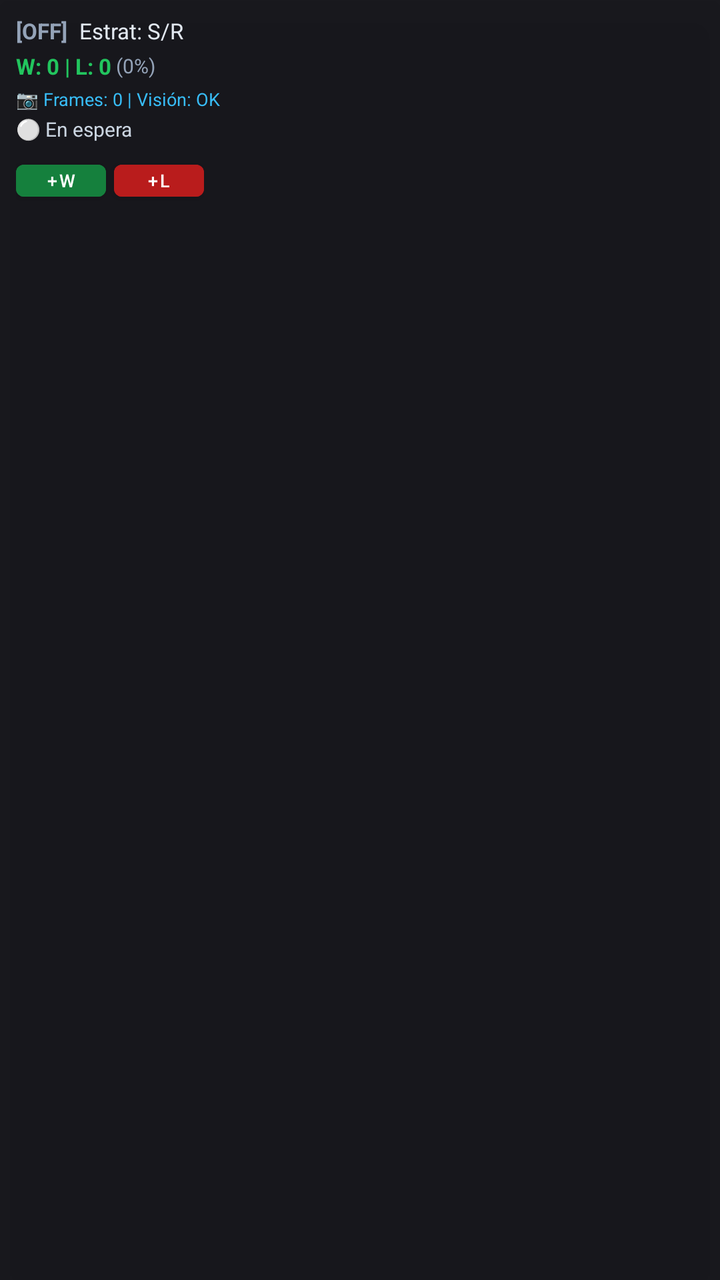
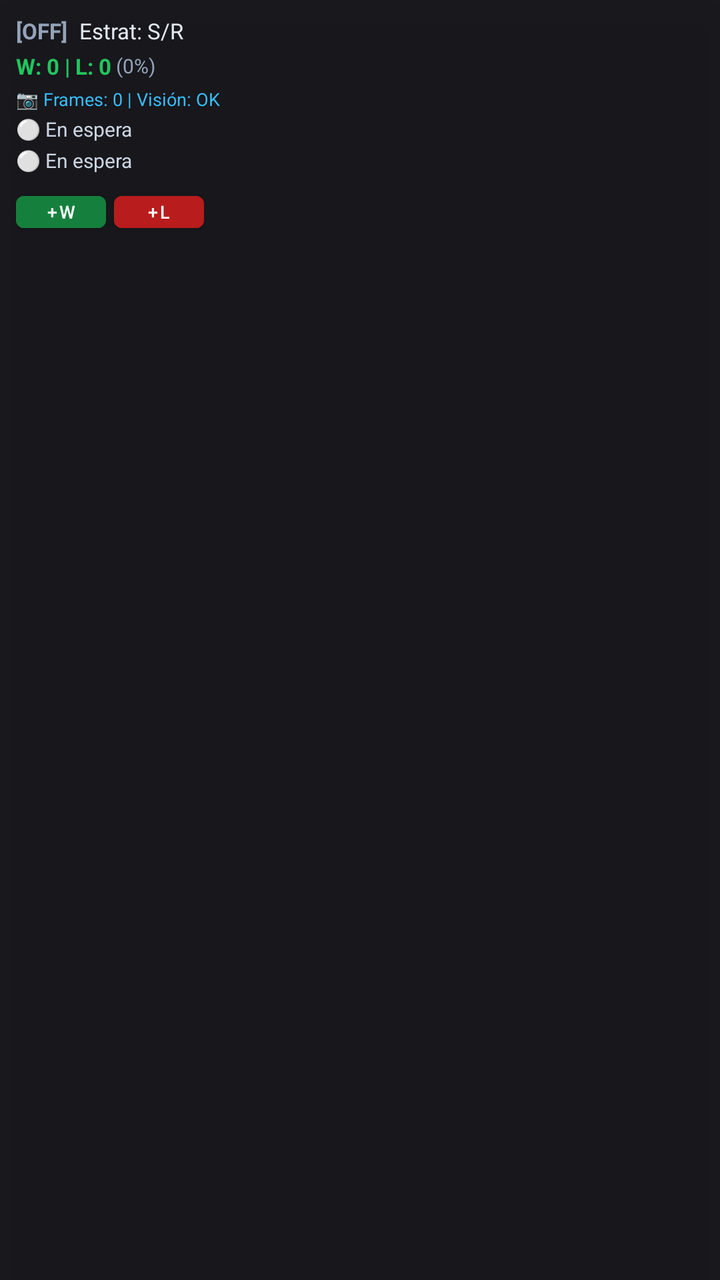

An Android layout rendered at two revisions. The XML below is the earlier revision; the diff shows what the commit changed to produce the second picture.
<!-- AndroidManifest.xml: application theme Theme.TradeDraw -->
<!-- res/layout/layout_trading_hud.xml -->
<?xml version="1.0" encoding="utf-8"?>
<LinearLayout xmlns:android="http://schemas.android.com/apk/res/android"
    android:id="@+id/hud_root"
    android:layout_width="wrap_content"
    android:layout_height="wrap_content"
    android:orientation="vertical"
    android:background="#EE0a0a0f"
    android:padding="8dp"
    android:elevation="16dp">

    
    <LinearLayout
        android:layout_width="wrap_content"
        android:layout_height="wrap_content"
        android:orientation="horizontal"
        android:gravity="center_vertical">

        <TextView
            android:id="@+id/hud_mode"
            android:layout_width="wrap_content"
            android:layout_height="wrap_content"
            android:text="[OFF]"
            android:textColor="#94a3b8"
            android:textSize="11sp"
            android:textStyle="bold"
            android:paddingEnd="6dp" />

        <TextView
            android:id="@+id/hud_strategy"
            android:layout_width="wrap_content"
            android:layout_height="wrap_content"
            android:text="Estrat: S/R"
            android:textColor="#e2e8f0"
            android:textSize="11sp" />
    </LinearLayout>

    
    <LinearLayout
        android:layout_width="wrap_content"
        android:layout_height="wrap_content"
        android:orientation="horizontal"
        android:gravity="center_vertical"
        android:layout_marginTop="3dp">

        <TextView
            android:id="@+id/hud_stats"
            android:layout_width="wrap_content"
            android:layout_height="wrap_content"
            android:text="W: 0 | L: 0"
            android:textColor="#22c55e"
            android:textSize="11sp"
            android:textStyle="bold" />

        <TextView
            android:id="@+id/hud_winrate"
            android:layout_width="wrap_content"
            android:layout_height="wrap_content"
            android:text=" (0%)"
            android:textColor="#94a3b8"
            android:textSize="10sp" />
    </LinearLayout>

    
    <TextView
        android:id="@+id/hud_diag"
        android:layout_width="wrap_content"
        android:layout_height="wrap_content"
        android:text="📷 Frames: 0 | Visión: OK"
        android:textColor="#38bdf8"
        android:textSize="9sp"
        android:layout_marginTop="3dp" />

    
    <TextView
        android:id="@+id/hud_hint"
        android:layout_width="wrap_content"
        android:layout_height="wrap_content"
        android:text="⚪ En espera"
        android:textColor="#cbd5e1"
        android:textSize="10sp"
        android:layout_marginTop="2dp" />

    
    <LinearLayout
        android:layout_width="wrap_content"
        android:layout_height="wrap_content"
        android:orientation="horizontal"
        android:layout_marginTop="5dp">

        <Button
            android:id="@+id/hud_btn_win"
            android:layout_width="45dp"
            android:layout_height="28dp"
            android:text="+W"
            android:textSize="9sp"
            android:textColor="#ffffff"
            android:backgroundTint="#15803d"
            android:padding="0dp" />

        <Button
            android:id="@+id/hud_btn_loss"
            android:layout_width="45dp"
            android:layout_height="28dp"
            android:text="+L"
            android:textSize="9sp"
            android:textColor="#ffffff"
            android:backgroundTint="#b91c1c"
            android:layout_marginStart="4dp"
            android:padding="0dp" />
    </LinearLayout>

</LinearLayout>
<!-- resources referenced by this layout -->
<resources>
  <style name="Theme.TradeDraw" parent="Theme.MaterialComponents.DayNight.NoActionBar" />
</resources>

<!-- the commit's change to res/layout/layout_trading_hud.xml (unified diff, before → after) -->
@@ -81,6 +81,16 @@
         android:layout_marginTop="2dp" />
 
     
+    <TextView
+        android:id="@+id/hud_status"
+        android:layout_width="wrap_content"
+        android:layout_height="wrap_content"
+        android:text="⚪ En espera"
+        android:textColor="#cbd5e1"
+        android:textSize="10sp"
+        android:layout_marginTop="2dp" />
+
+    
     <LinearLayout
         android:layout_width="wrap_content"
         android:layout_height="wrap_content"
